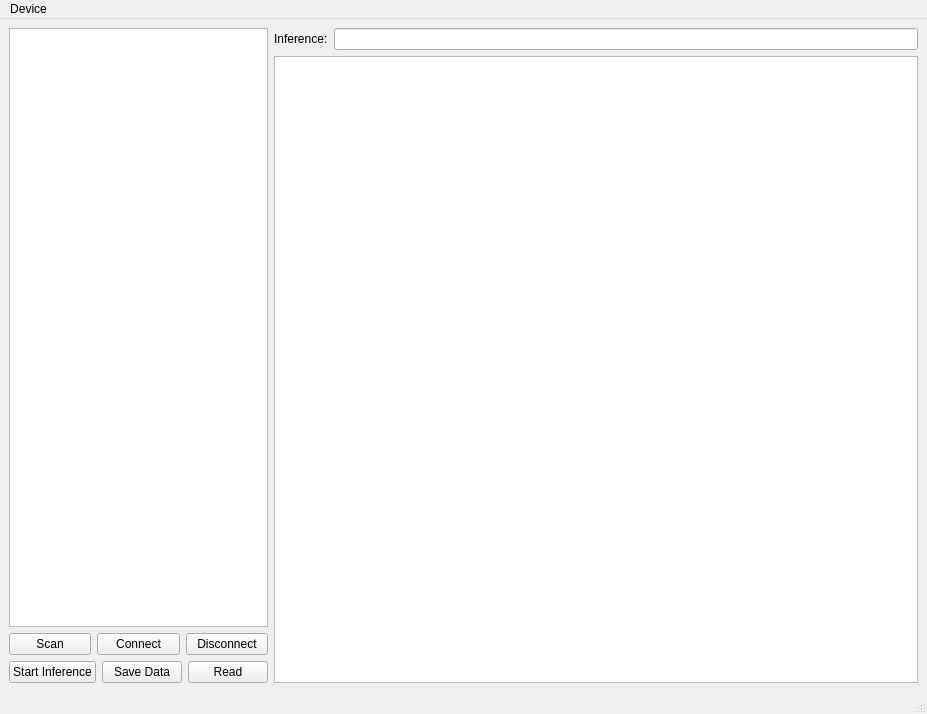
kilicomercan/msdk, file Examples/MAX32665/Dual_Core/BleApp/MainGui.ui: the form before one commit.
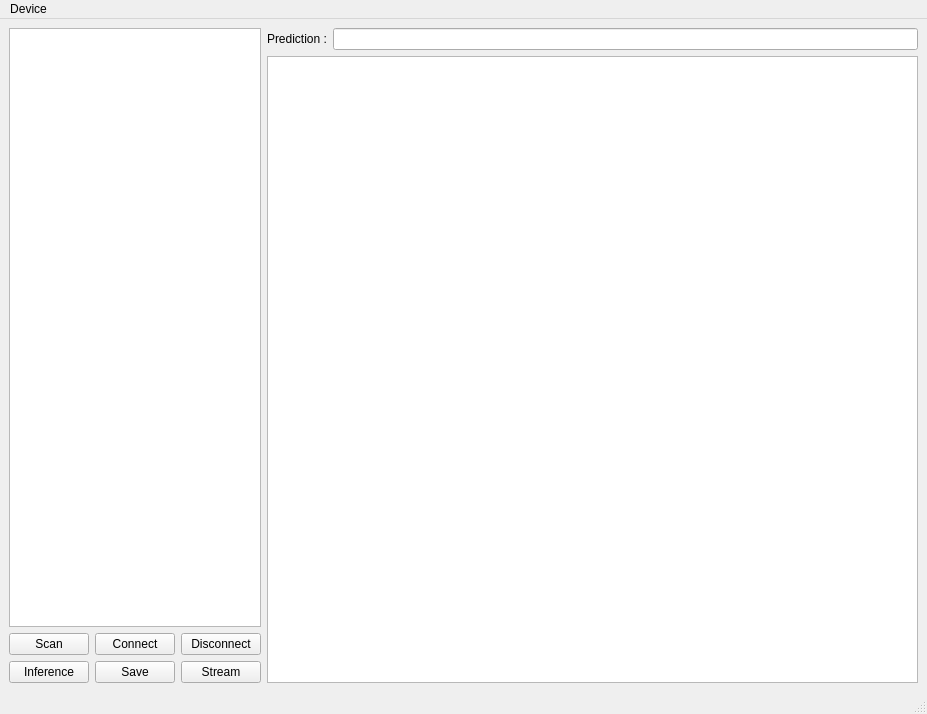
The form after the commit.

Commit message: Configured 15 Bytes Data Collection from Sensor

Patch:
```diff
--- a/Examples/MAX32665/Dual_Core/BleApp/MainGui.ui
+++ b/Examples/MAX32665/Dual_Core/BleApp/MainGui.ui
@@ -76,21 +76,21 @@
           <item>
            <widget class="QPushButton" name="pushButton_StartInference">
             <property name="text">
-             <string>Start Inference</string>
+             <string>Inference</string>
             </property>
            </widget>
           </item>
           <item>
            <widget class="QPushButton" name="pushButton_SaveData">
             <property name="text">
-             <string>Save Data</string>
+             <string>Save</string>
             </property>
            </widget>
           </item>
           <item>
            <widget class="QPushButton" name="pushButton_ReadData">
             <property name="text">
-             <string>Read</string>
+             <string>Stream</string>
             </property>
            </widget>
           </item>
@@ -107,7 +107,7 @@
         <item>
          <widget class="QLabel" name="label_Inference">
           <property name="text">
-           <string>Inference:</string>
+           <string>Prediction :</string>
           </property>
          </widget>
         </item>
```
Left out of the diff: 10 changed lines with no effect on the pictures. The commit also changes 13 other files.
